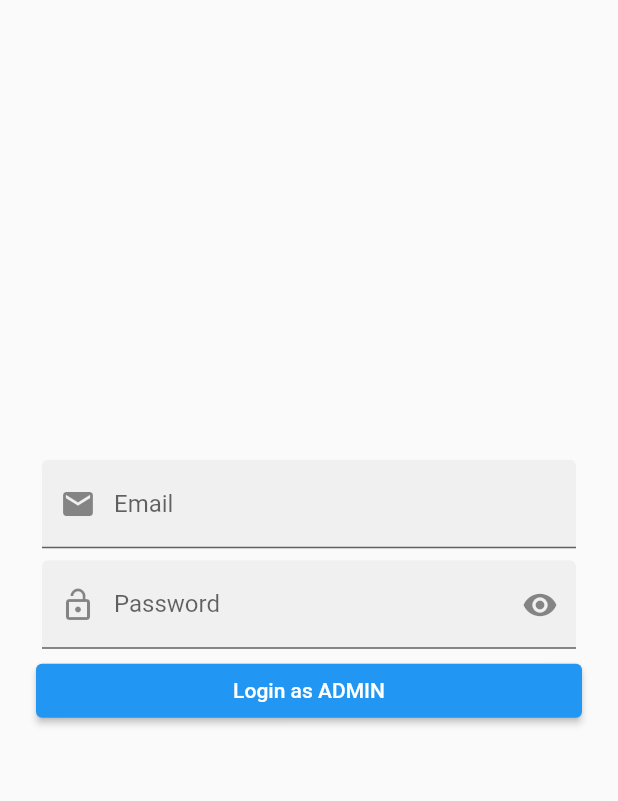
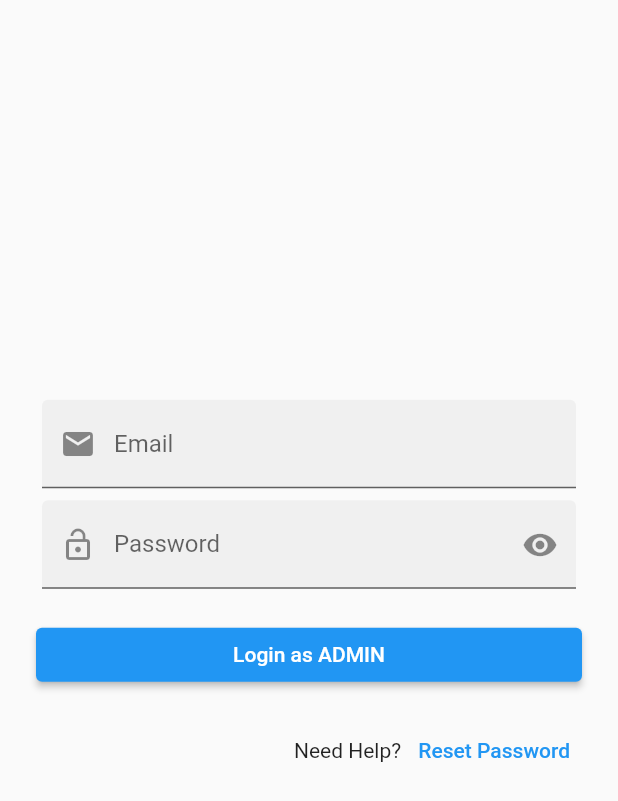
Before and after one commit to SamratAlShahriar/flutter_ecom_app_admin, a Flutter app: the screen it shows after launch, on a phone screen of 412 x 824 dp. Shown: the top 801 px of the screen. Run offline on Flutter 3.47's test engine with Material 2 defaults, Android fonts, the phone set to English and light mode, and no system bars; our stand-ins replace cached_network_image, cloud_firestore, connectivity_plus, firebase_auth, firebase_core, firebase_storage and 2 more; accounts and stored records are empty.

Commit message:
pass reset added

```diff
--- a/lib/custom_widgets/additional_image_view_item.dart
+++ b/lib/custom_widgets/additional_image_view_item.dart
@@ -1,8 +1,8 @@
 import 'package:flutter/material.dart';
 
 class AdditionalImageViewItem extends StatelessWidget {
-  Widget child;
-  AdditionalImageViewItem({Key? key, required this.child}) : super(key: key);
+  final Widget child;
+  const AdditionalImageViewItem({Key? key, required this.child}) : super(key: key);
 
   @override
   Widget build(BuildContext context) {
--- a/lib/custom_widgets/dashboard_item.dart
+++ b/lib/custom_widgets/dashboard_item.dart
@@ -20,7 +20,7 @@ class DashboardItem extends StatelessWidget {
             children: [
               Icon(model.iconData,
                   size: 50, color: Theme.of(context).primaryColor),
-              SizedBox(
+              const SizedBox(
                 height: 10,
               ),
               Text(
--- a/lib/database/auth/auth_service.dart
+++ b/lib/database/auth/auth_service.dart
@@ -12,5 +12,9 @@ class AuthService {
     return FirebaseDbHelper.isAdmin(credential.user!.uid);
   }
 
+  static Future<void> resetPassword(String email) async{
+    return await _auth.sendPasswordResetEmail(email: email);
+  }
+
   static Future<void> logout() async => await _auth.signOut();
 }
--- a/lib/models/dashboard_model.dart
+++ b/lib/models/dashboard_model.dart
@@ -1,4 +1,3 @@
-import 'package:flutter/cupertino.dart';
 import 'package:flutter/material.dart';
 import 'package:flutter_ecom_app_admin/pages/add_product_page.dart';
 import 'package:flutter_ecom_app_admin/pages/category_page.dart';
--- a/lib/pages/add_product_page.dart
+++ b/lib/pages/add_product_page.dart
@@ -74,7 +74,7 @@ class _AddProductPageState extends State<AddProductPage> {
   Widget build(BuildContext context) {
     return Scaffold(
       appBar: AppBar(
-        title: Text('Add Product'),
+        title: const Text('Add Product'),
         actions: [
           IconButton(
             onPressed: _saveProduct,
@@ -85,7 +85,7 @@ class _AddProductPageState extends State<AddProductPage> {
       body: Form(
         key: _formKey,
         child: ListView(
-          padding: EdgeInsets.all(16.0),
+          padding: const EdgeInsets.all(16.0),
           children: [
             if (!_isConnected)
               const ListTile(
@@ -415,7 +415,6 @@ class _AddProductPageState extends State<AddProductPage> {
         }
         if (mounted) showMsg(context, 'Something went wrong');
         EasyLoading.dismiss();
-        print(error.toString());
       }
     }
   }
--- a/lib/pages/category_page.dart
+++ b/lib/pages/category_page.dart
@@ -21,12 +21,12 @@ class CategoryPage extends StatelessWidget {
                     .addNewCategory(value);
               });
         },
-        child: Icon(Icons.add),
+        child: const Icon(Icons.add),
       ),
       body: Consumer<ProductProvider>(
         builder: (context, provider, child) {
           return provider.categoryList.isEmpty
-              ? Center(
+              ? const Center(
                   child: Text('No Categories Found!'),
                 )
               : ListView.builder(
--- a/lib/pages/dashboard_page.dart
+++ b/lib/pages/dashboard_page.dart
@@ -6,7 +6,6 @@ import 'package:flutter_ecom_app_admin/providers/product_provider.dart';
 import 'package:provider/provider.dart';
 
 import '../custom_widgets/dashboard_item.dart';
-import '../database/firebase_db_helper.dart';
 import '../models/dashboard_model.dart';
 
 class DashboardPage extends StatelessWidget {
@@ -43,7 +42,7 @@ class DashboardPage extends StatelessWidget {
                     Navigator.pushReplacementNamed(
                         context, LauncherPage.routeName));
               },
-              icon: Icon(Icons.logout))
+              icon: const Icon(Icons.logout))
         ],
       ),
     );
--- a/lib/pages/launcher_page.dart
+++ b/lib/pages/launcher_page.dart
@@ -19,6 +19,6 @@ class LauncherPage extends StatelessWidget {
       }
     });
 
-    return Scaffold(body: Center(child: CircularProgressIndicator()));
+    return const Scaffold(body: Center(child: CircularProgressIndicator()));
   }
 }
--- a/lib/pages/login_page.dart
+++ b/lib/pages/login_page.dart
@@ -2,7 +2,11 @@ import 'package:firebase_auth/firebase_auth.dart';
 import 'package:flutter/material.dart';
 import 'package:flutter_easyloading/flutter_easyloading.dart';
 import 'package:flutter_ecom_app_admin/database/auth/auth_service.dart';
+import 'package:flutter_ecom_app_admin/database/firebase_db_helper.dart';
 import 'package:flutter_ecom_app_admin/pages/launcher_page.dart';
+import 'package:flutter_ecom_app_admin/utils/helper_functions.dart';
+
+import '../utils/widget_functions.dart';
 
 class LoginPage extends StatefulWidget {
   static const String routeName = '/login_page';
@@ -35,11 +39,11 @@ class _LoginPageState extends State<LoginPage> {
         child: Form(
           key: _formKey,
           child: ListView(
-            padding: EdgeInsets.all(24.0),
+            padding: const EdgeInsets.all(24.0),
             shrinkWrap: true,
             children: [
               Padding(
-                padding: EdgeInsets.all(4.0),
+                padding: const EdgeInsets.all(4.0),
                 child: TextFormField(
                   controller: _emailController,
                   keyboardType: TextInputType.emailAddress,
@@ -56,13 +60,13 @@ class _LoginPageState extends State<LoginPage> {
                 ),
               ),
               Padding(
-                padding: EdgeInsets.all(4.0),
+                padding: const EdgeInsets.all(4.0),
                 child: TextFormField(
                   controller: _passController,
                   keyboardType: TextInputType.text,
                   decoration: InputDecoration(
                       filled: true,
-                      prefixIcon: Icon(Icons.lock_open),
+                      prefixIcon: const Icon(Icons.lock_open),
                       suffixIcon: IconButton(
                           onPressed: _toggle,
                           icon: Icon(_obscureTxt
@@ -78,15 +82,31 @@ class _LoginPageState extends State<LoginPage> {
                   },
                 ),
               ),
+              const SizedBox(
+                height: 16,
+              ),
               ElevatedButton(
                 onPressed: _authenticate,
-                child: Text('Login as ADMIN'),
+                child: const Text('Login as ADMIN'),
+              ),
+              const SizedBox(
+                height: 16,
+              ),
+              Row(
+                mainAxisAlignment: MainAxisAlignment.end,
+                children: [
+                  const Text('Need Help? '),
+                  TextButton(
+                    onPressed: _resetPassword,
+                    child: const Text('Reset Password'),
+                  ),
+                ],
               ),
               Padding(
-                padding: EdgeInsets.all(8.0),
+                padding: const EdgeInsets.all(8.0),
                 child: Text(
                   _errMsg,
-                  style: TextStyle(
+                  style: const TextStyle(
                     fontSize: 18.0,
                     color: Colors.red,
                   ),
@@ -105,7 +125,7 @@ class _LoginPageState extends State<LoginPage> {
     });
   }
 
-  void _authenticate() async{
+  void _authenticate() async {
     if (_formKey.currentState!.validate()) {
       EasyLoading.show(status: 'Please wait...', dismissOnTap: false);
       final email = _emailController.text;
@@ -114,8 +134,8 @@ class _LoginPageState extends State<LoginPage> {
       try {
         final status = await AuthService.login(email, pass);
         EasyLoading.dismiss();
-        if(status){
-          if(mounted){
+        if (status) {
+          if (mounted) {
             Navigator.pushReplacementNamed(context, LauncherPage.routeName);
           }
         } else {
@@ -132,4 +152,24 @@ class _LoginPageState extends State<LoginPage> {
       }
     }
   }
+
+  void _resetPassword() {
+    showSingleTextInputDialog(
+        context: context,
+        title: 'Reset Password',
+        hint: 'Enter email',
+        onSubmit: (email) {
+          if (email.isNotEmpty && email.contains('@')) {
+            AuthService.resetPassword(email)
+                .then((value) {
+                  showMsg(context, 'Password reset link sent to $email');
+            })
+                .catchError((error) {
+              _errMsg = error.toString();
+            });
+          }
+        },
+        negativeButtonText: 'cancel',
+        positiveButtonText: 'Send');
+  }
 }
--- a/lib/pages/product_repurchase_page.dart
+++ b/lib/pages/product_repurchase_page.dart
@@ -116,7 +116,7 @@ class _ProductRepurchasePageState extends State<ProductRepurchasePage> {
                 height: 16.0,
               ),
               ElevatedButton(
-                  onPressed: _repurchase, child: Text('Re-purchase')),
+                  onPressed: _repurchase, child: const Text('Re-purchase')),
             ],
           ),
         ),
--- a/lib/pages/view_product_page.dart
+++ b/lib/pages/view_product_page.dart
@@ -97,7 +97,7 @@ class _ViewProductPageState extends State<ViewProductPage> {
                           imageUrl: product.thumbnailImageUrl,
                           width: 60,
                           placeholder: (context, url) =>
-                          Center(child: const CircularProgressIndicator()),
+                          const Center(child: CircularProgressIndicator()),
                           errorWidget: (context, url, error) =>
                           const Icon(Icons.error),
                         ),
--- a/lib/utils/widget_functions.dart
+++ b/lib/utils/widget_functions.dart
@@ -15,11 +15,10 @@ void showSingleTextInputDialog({
     builder: (ctx) => AlertDialog(
       title: Text(title),
       content: Padding(
-        padding: EdgeInsets.all(12.0),
+        padding: const EdgeInsets.all(12.0),
         child: TextField(
           controller: txtController,
-          decoration:
-              InputDecoration(labelText: hint == null ? 'Enter $title' : hint),
+          decoration: InputDecoration(labelText: hint ?? 'Enter $title'),
         ),
       ),
       actions: [
```
Also changed, not shown: lib/pages/product_details_page.dart (+6 -6 lines).
